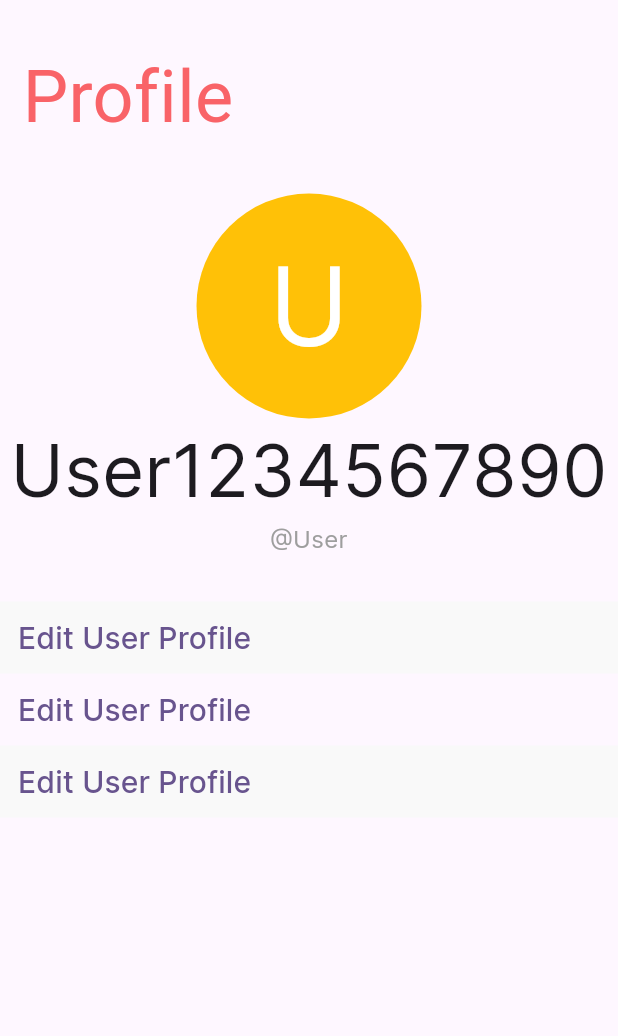
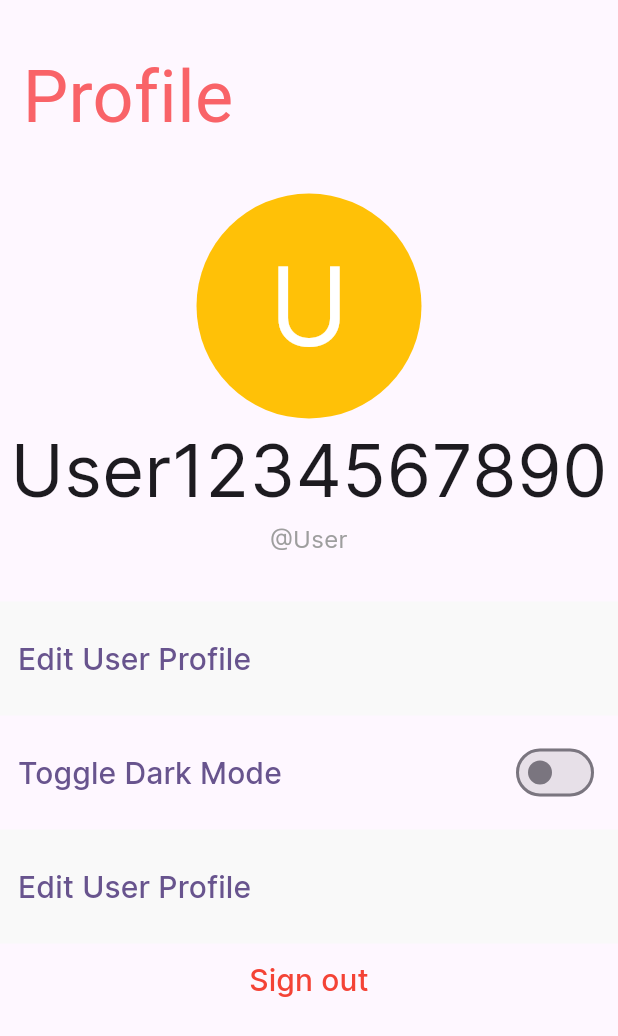
Before and after one commit to masterbbud/resweet, a Flutter app: the ProfilePage widget shown alone on an empty page, opened directly, on a phone screen of 412 x 824 dp. Shown: the top 1036 px of the screen. Run offline on Flutter 3.47's test engine with Material 3 defaults, Android fonts, the phone set to English and light mode, and no system bars; our stand-ins replace carousel_slider; network calls fail; Roboto replaces fonts that are missing (BagelFatOne).

Commit message:
profile page

```diff
--- a/app/flutter_app/lib/screens/ProfilePage.dart
+++ b/app/flutter_app/lib/screens/ProfilePage.dart
@@ -15,6 +15,7 @@ class ProfilePage extends StatefulWidget {
 
 class ProfilePageState extends State<ProfilePage> {
   User myUser = nullUser;
+  bool dark = false;
 
   @override
   void initState() {
@@ -83,45 +84,88 @@ class ProfilePageState extends State<ProfilePage> {
           width: MediaQuery.of(context).size.width,
           color: Color(0xFFF9F9F9),
           child: TextButton(
-
               onPressed: () {},
               child: SizedBox(
+                height: 60,
                 width: MediaQuery.of(context).size.width,
-              child: Text("Edit User Profile",
-                style: TextStyle(fontFamily: 'Inter', fontSize: 20), textAlign: TextAlign.left,),
-
+                child: const Column(
+                  mainAxisAlignment: MainAxisAlignment.center,
+                  crossAxisAlignment: CrossAxisAlignment.start,
+                  children: [
+                    Text(
+                      "Edit User Profile",
+                      style: TextStyle(fontFamily: 'Inter', fontSize: 20),
+                      textAlign: TextAlign.left,
+                    ),
+                  ]
                 )
-          )),
+              ))),
       Container(
           alignment: Alignment.centerLeft,
           // margin: const EdgeInsets.only(top: 30),
           width: MediaQuery.of(context).size.width,
           // color: Color(0xFFF9F9F9),
           child: TextButton(
-
-                  onPressed: () {},
+              onPressed: () {setState(() {
+                dark = !dark;
+              });},
               child: SizedBox(
+                height: 60,
                   width: MediaQuery.of(context).size.width,
-                    child: Text("Edit User Profile",
-                      style: TextStyle(fontFamily: 'Inter', fontSize: 20), textAlign: TextAlign.left,),
-
-                  )
-              )),
+                  child: Row(children: [
+                    Text(
+                      "Toggle Dark Mode",
+                      style: TextStyle(fontFamily: 'Inter', fontSize: 20),
+                      textAlign: TextAlign.left,
+                    ),
+                    const Spacer(),
+                    Switch(
+                      value: dark,
+                      onChanged: (bool value) {
+                        setState(() {
+                          dark = value;
+                        });
+                      },
+                    ),
+                  ])))),
       Container(
           alignment: Alignment.centerLeft,
           // margin: const EdgeInsets.only(top: 30),
           width: MediaQuery.of(context).size.width,
           color: Color(0xFFF9F9F9),
           child: TextButton(
-
+              onPressed: () {},
+              child: SizedBox(
+                height: 60,
+                width: MediaQuery.of(context).size.width,
+                child: const Column(
+                    mainAxisAlignment: MainAxisAlignment.center,
+                    crossAxisAlignment: CrossAxisAlignment.start,
+                    children: [
+                      Text(
+                        "Edit User Profile",
+                        style: TextStyle(fontFamily: 'Inter', fontSize: 20),
+                        textAlign: TextAlign.left,
+                      ),
+                    ]
+                )
+              ))),
+      Container(
+          alignment: Alignment.centerLeft,
+          // margin: const EdgeInsets.only(top: 30),
+          width: MediaQuery.of(context).size.width,
+          // color: Color(0xFFF9F9F9),
+          child: TextButton(
               onPressed: () {},
               child: SizedBox(
                 width: MediaQuery.of(context).size.width,
-                    child: Text("Edit User Profile",
-                      style: TextStyle(fontFamily: 'Inter', fontSize: 20), textAlign: TextAlign.left,),
-
-                  )
-              )),
+                child: Text(
+                  "Sign out",
+                  style: TextStyle(
+                      fontFamily: 'Inter', fontSize: 20, color: Colors.red),
+                  textAlign: TextAlign.center,
+                ),
+              ))),
     ]));
   }
 }
```
Lines whose indentation alone changed are shown as unchanged.
